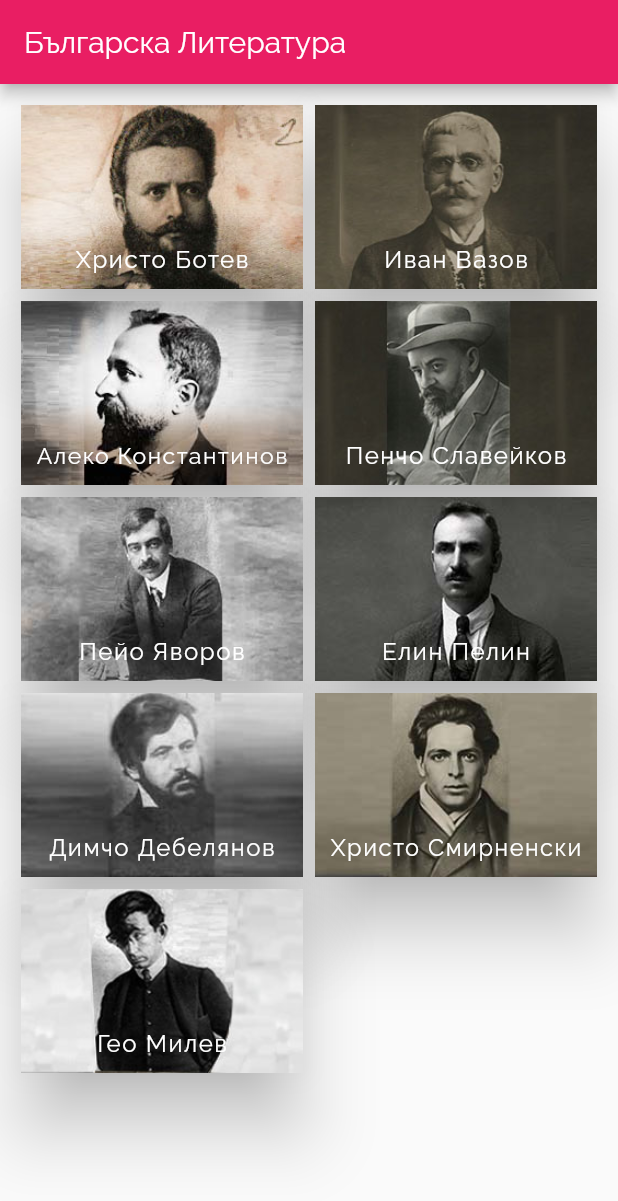
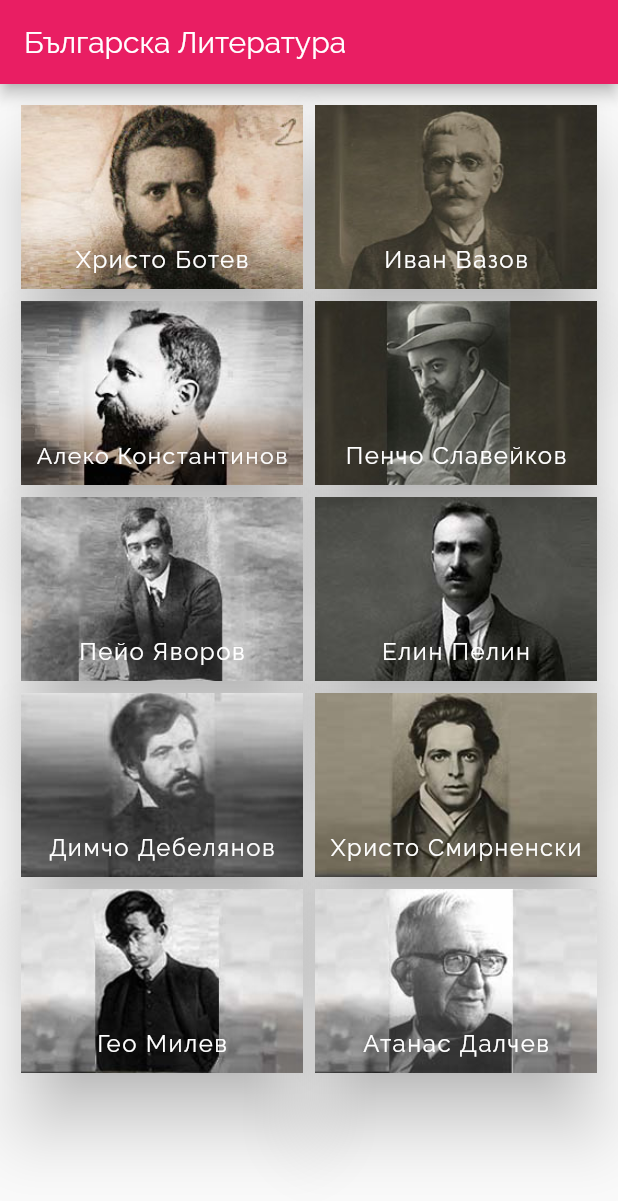
Before and after one commit to insertmike/matura-bel, a Flutter app: the screen it shows after launch, on a phone screen of 412 x 824 dp. Shown: the top 1201 px of the screen. Run offline on Flutter 3.47's test engine with Material 2 defaults, Android fonts, the phone set to English and light mode, and no system bars.

Commit message:
Adding author - Atanas Dalchev

```diff
--- /dev/null
+++ b/lib/info_assets/dalchev_compositions.dart
@@ -0,0 +1,108 @@
+import 'package:matura_lit/models/author.dart';
+
+import '../models/composition.dart';
+
+List<Composition> dalchevCompositionsList() {
+  return [
+    Composition(
+        id: 1,
+        name: 'Стаята',
+        genre: 'Стихотворение',
+        artisticShapes: [
+          'Стаята',
+          'Огледалото - символ на прозрението',
+          'Спрелият часовник',
+          'Портрети',
+          'Прах',
+          'Есенно слънце',
+          'Махалото',
+          'Стената',
+          'Заключената врата'
+        ],
+        mainSubject:
+            'Условността а съществуването и завръщането към един отминал свят'),
+    Composition(
+        id: 2,
+        name: 'Болница',
+        genre: 'Стихотворение',
+        mainSubject: 'Човешкия живот като път към смъртта',
+        artisticShapes: [
+          'Прозорците',
+          'Часовникът',
+          'Белите Стени',
+          'Белите легла',
+          'Есента'
+        ]),
+    Composition(
+      id: 3,
+      name: 'Прозорец',
+      genre: 'Стихотворение',
+      mainSubject:
+          'красотата и детската чистота са илюзия, възможна само в света на въображението',
+      artisticShapes: [
+        'Прозорецът',
+        'Децата',
+        'Сребърната гора',
+        'Въображението'
+      ],
+    ),
+    Composition(
+      id: 4,
+      name: 'Къщата',
+      genre: 'Стихотворение',
+      mainSubject:
+          'Липсващите връзки на самотника със заобикалящия го свят и невъзможността къщата да се превърне в дом ',
+      artisticShapes: [
+        'Лирическият аз',
+        'Черната сянка',
+        'Мъртвият',
+        'Мрака',
+        'Вятърът',
+        'Вратата'
+      ],
+    ),
+    Composition(
+        id: 5,
+        name: 'Повест',
+        genre: 'Стихотворение',
+        mainSubject: 'Проблема за неизживяния живот',
+        artisticShapes: [
+          'Къщата',
+          'Портретите',
+          'Часовникът',
+          'Огледалото',
+          'Лирическият аз'
+        ]),
+    Composition(
+      id: 6,
+      name: 'Книгите',
+      genre: 'Стихотворение',
+      mainSubject:
+          'Книгата като възможност човека да съзерцава, но същевременно и да отнемат чистотата на емоциите и изживяването на чувствата',
+      artisticShapes: ['Денят', 'Нощта', 'Книгите'],
+    ),
+    Composition(
+      id: 7,
+      name: 'Камък',
+      genre: 'Стихотворение',
+      mainSubject: '"Завистта" на тленния човек към вечния предмет',
+      artisticShapes: [
+        'Камъкът, боговоете, Плътта',
+        'Есента',
+        'Лятото',
+        'Гранитът'
+      ],
+    ),
+    Composition(
+        id: 8,
+        name: 'Дяволско',
+        genre: 'Стихотворение',
+        artisticShapes: [
+          'Часовникът',
+          '12-те кръга',
+          'Небосводът',
+          'Ченият цвят',
+          'Прозорецът'
+        ]),
+  ];
+}
--- a/lib/providers/authors_provider.dart
+++ b/lib/providers/authors_provider.dart
@@ -8,6 +8,7 @@ import '../info_assets/pelin_compositions.dart';
 import '../info_assets/debelqnov_compositions.dart';
 import '../info_assets/smirnenski_compositions.dart';
 import '../info_assets/milev_compositions.dart';
+import '../info_assets/dalchev_compositions.dart';
 
 // Change Modifier we don't need it
 class Authors {
@@ -126,6 +127,17 @@ class Authors {
       imageUrl: "assets/images/geo_milev.jpg",
       compositions: milevCompositionsList(),
     ),
+    Author(
+      id: 10,
+      name: 'Атанас Далчев',
+      town: 'Солун',
+      dateOfBirth: DateTime.utc(1904, 6, 12),
+      dateOfDeath: DateTime.utc(1978, 1, 17),
+      periods: ['Диаболизъм'],
+      quantifications: ['Поет', 'Преводач', 'Критик', 'Мислител'],
+      imageUrl: "assets/images/atanas_dalchev.jpg",
+      compositions: dalchevCompositionsList(),
+    ),
   ];
 
   List<Author> get authors {
--- a/lib/screens/author_screen.dart
+++ b/lib/screens/author_screen.dart
@@ -38,8 +38,6 @@ class AuthorScreen extends StatelessWidget {
                 AuthorBioCard(author: _author),
 
                 AuthorCompositionsCardsBuilder(_author),
-                // Debugging purposes
-                SizedBox(height: 900),
               ],
             ),
           ),
--- a/pubspec.yaml
+++ b/pubspec.yaml
@@ -52,6 +52,7 @@ flutter:
     - assets/images/dimcho_debelqnov.jpg
     - assets/images/hristo_smirnenski.jpg
     - assets/images/geo_milev.jpg
+    - assets/images/atanas_dalchev.jpg
 
   # An image asset can refer to one or more resolution-specific "variants", see
   # https://flutter.dev/assets-and-images/#resolution-aware.
```
Also changed, not shown: assets/images/atanas_dalchev.jpg (added), assets/images/geo_milev.jpg.
